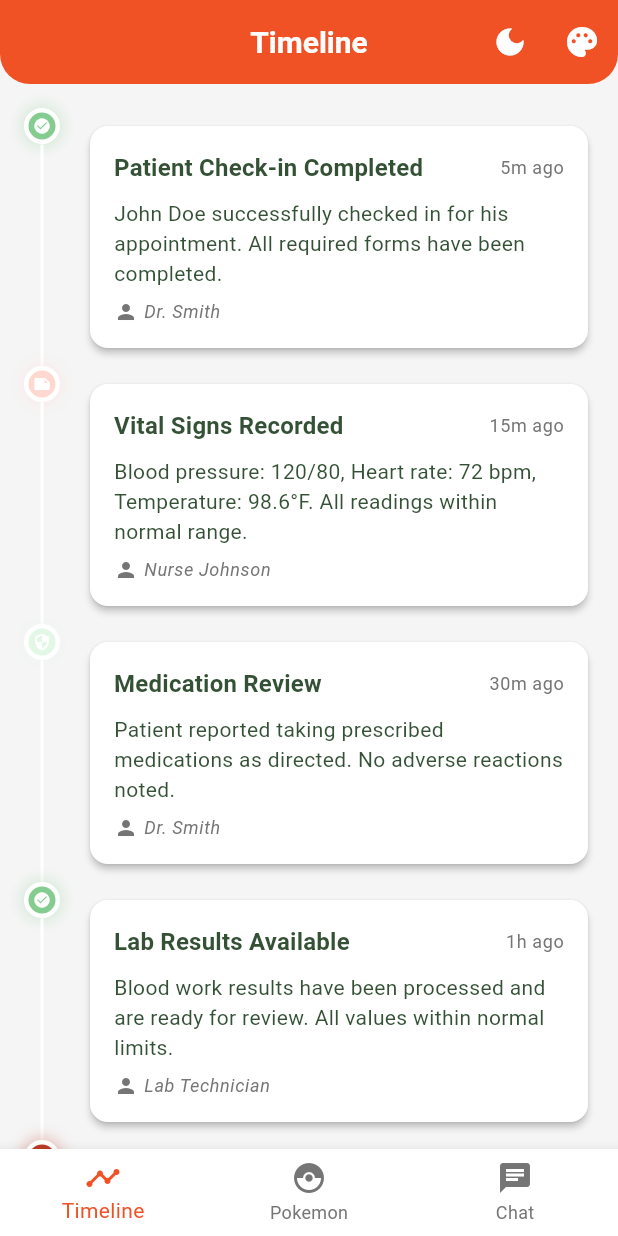
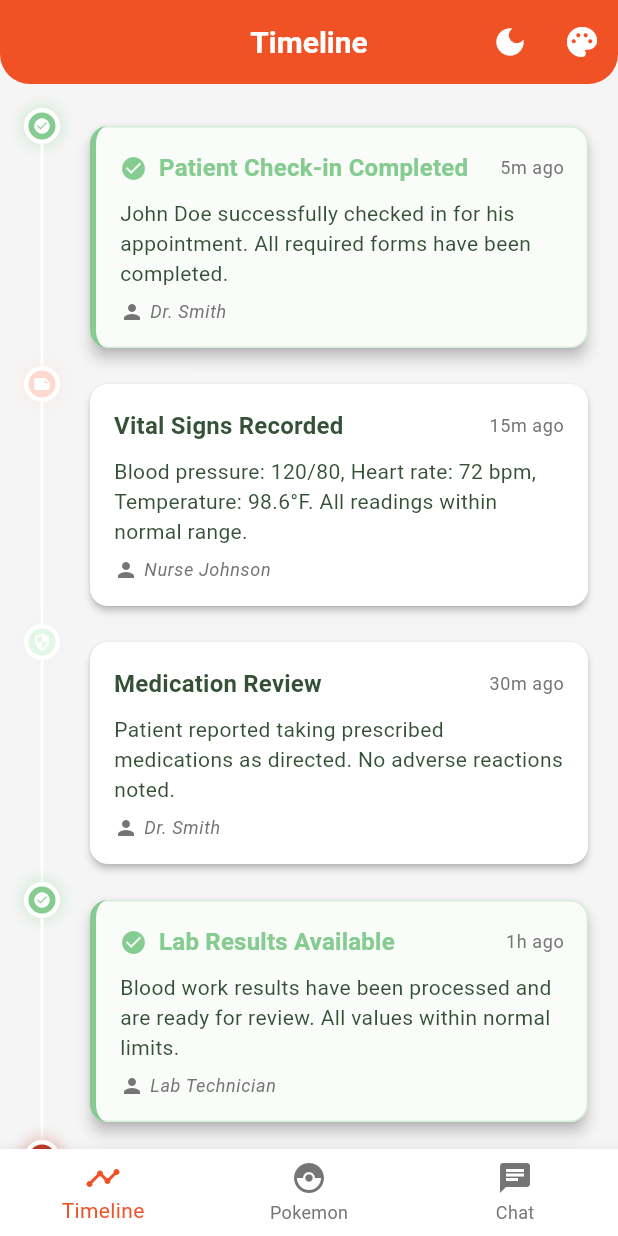
Before and after one commit to subhanAnjum/caremixer_test, a Flutter app: the screen it shows after launch, on a phone screen of 412 x 824 dp. Run offline on Flutter 3.47's test engine with Material 3 defaults, Android fonts, the phone set to English and light mode, and no system bars; our stand-ins replace cached_network_image, flutter_riverpod; network calls fail.

Commit message:
highlighting for important timeline events

```diff
--- a/lib/widgets/timeline_entry_widget.dart
+++ b/lib/widgets/timeline_entry_widget.dart
@@ -117,7 +117,7 @@ class _TimelineEntryWidgetState extends State<TimelineEntryWidget>
             color: CaremixerColors.white,
           ),
         ),
-        // Timeline line (only if not last) - stretches to fill available space
+
         if (!widget.isLast)
           Expanded(
             child: Container(
@@ -133,12 +133,36 @@ class _TimelineEntryWidgetState extends State<TimelineEntryWidget>
   }
 
   Widget _buildContent() {
+    final isImportant = _isImportantEvent(widget.entry.type);
+    final highlightColor = _getHighlightColor(widget.entry.type);
+
     return Padding(
       padding: const EdgeInsets.symmetric(vertical: 8.0),
       child: Card(
-        elevation: 2,
-
-        shape: RoundedRectangleBorder(borderRadius: BorderRadius.circular(12)),
+        elevation: isImportant ? 4 : 2,
+        shape: RoundedRectangleBorder(
+          borderRadius: BorderRadius.circular(12),
+          side: isImportant
+              ? BorderSide(
+                  color: highlightColor.withValues(alpha: 0.3),
+                  width: 1,
+                )
+              : BorderSide.none,
+        ),
+        child: Container(
+          decoration: BoxDecoration(
+            borderRadius: BorderRadius.circular(12),
+            border: isImportant
+                ? Border(left: BorderSide(color: highlightColor, width: 4))
+                : null,
+          ),
+          child: Container(
+            decoration: isImportant
+                ? BoxDecoration(
+                    borderRadius: BorderRadius.circular(12),
+                    color: highlightColor.withValues(alpha: 0.05),
+                  )
+                : null,
             child: Padding(
               padding: const EdgeInsets.all(16.0),
               child: Column(
@@ -149,11 +173,31 @@ class _TimelineEntryWidgetState extends State<TimelineEntryWidget>
                     mainAxisAlignment: MainAxisAlignment.spaceBetween,
                     children: [
                       Expanded(
+                        child: Row(
+                          children: [
+                            if (isImportant) ...[
+                              Icon(
+                                AppUtils.getTimelineIcon(widget.entry.type),
+                                size: 18,
+                                color: highlightColor,
+                              ),
+                              const SizedBox(width: 8),
+                            ],
+                            Expanded(
                               child: Text(
                                 widget.entry.title,
-                      style: Theme.of(context).textTheme.titleMedium?.copyWith(
-                        fontWeight: FontWeight.w600,
+                                style: Theme.of(context).textTheme.titleMedium
+                                    ?.copyWith(
+                                      fontWeight: isImportant
+                                          ? FontWeight.w700
+                                          : FontWeight.w600,
+                                      color: isImportant
+                                          ? highlightColor
+                                          : null,
                                     ),
+                              ),
+                            ),
+                          ],
                         ),
                       ),
                       Text(
@@ -175,11 +219,16 @@ class _TimelineEntryWidgetState extends State<TimelineEntryWidget>
                     const SizedBox(height: 8),
                     Row(
                       children: [
-                    Icon(Icons.person, size: 16, color: CaremixerColors.grey),
+                        Icon(
+                          Icons.person,
+                          size: 16,
+                          color: CaremixerColors.grey,
+                        ),
                         const SizedBox(width: 4),
                         Text(
                           widget.entry.author!,
-                      style: Theme.of(context).textTheme.bodySmall?.copyWith(
+                          style: Theme.of(context).textTheme.bodySmall
+                              ?.copyWith(
                                 color: CaremixerColors.grey,
                                 fontStyle: FontStyle.italic,
                               ),
@@ -191,6 +240,25 @@ class _TimelineEntryWidgetState extends State<TimelineEntryWidget>
               ),
             ),
           ),
+        ),
+      ),
     );
   }
+
+  /// Check if the event type is important
+  bool _isImportantEvent(String type) {
+    return type.toLowerCase() == 'success' || type.toLowerCase() == 'alert';
   }
+
+  /// Get the highlight color for important events
+  Color _getHighlightColor(String type) {
+    switch (type.toLowerCase()) {
+      case 'success':
+        return CaremixerColors.green;
+      case 'alert':
+        return CaremixerColors.darkRed;
+      default:
+        return CaremixerColors.grey;
+    }
+  }
+}
```
Lines whose indentation alone changed are shown as unchanged.
